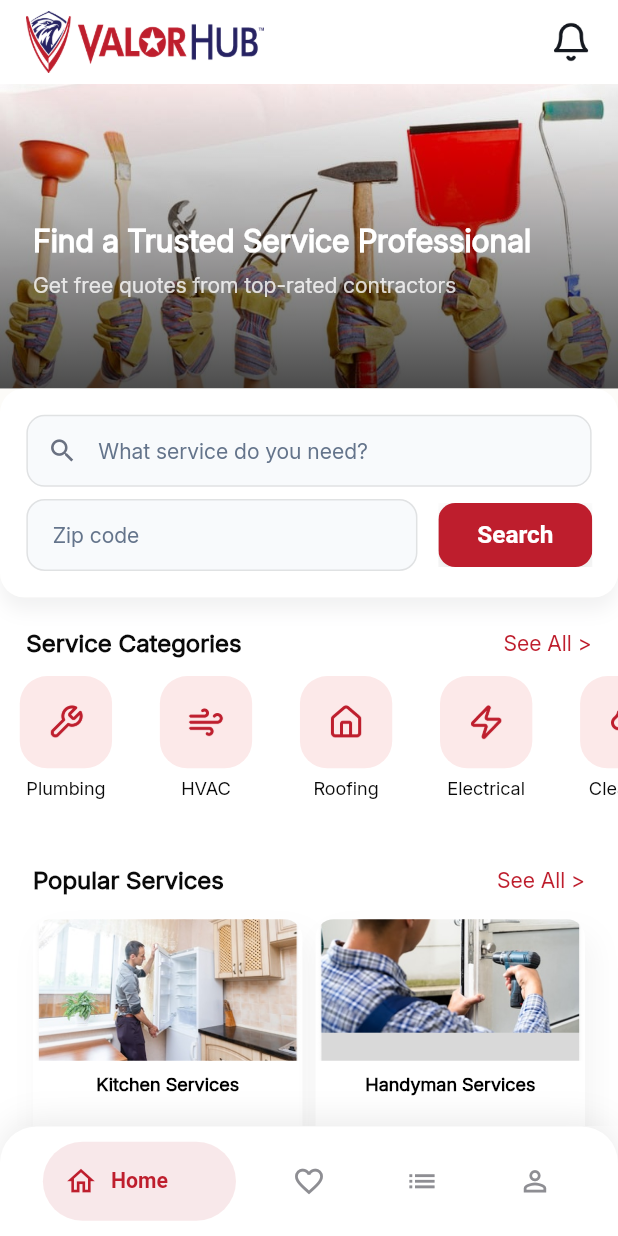
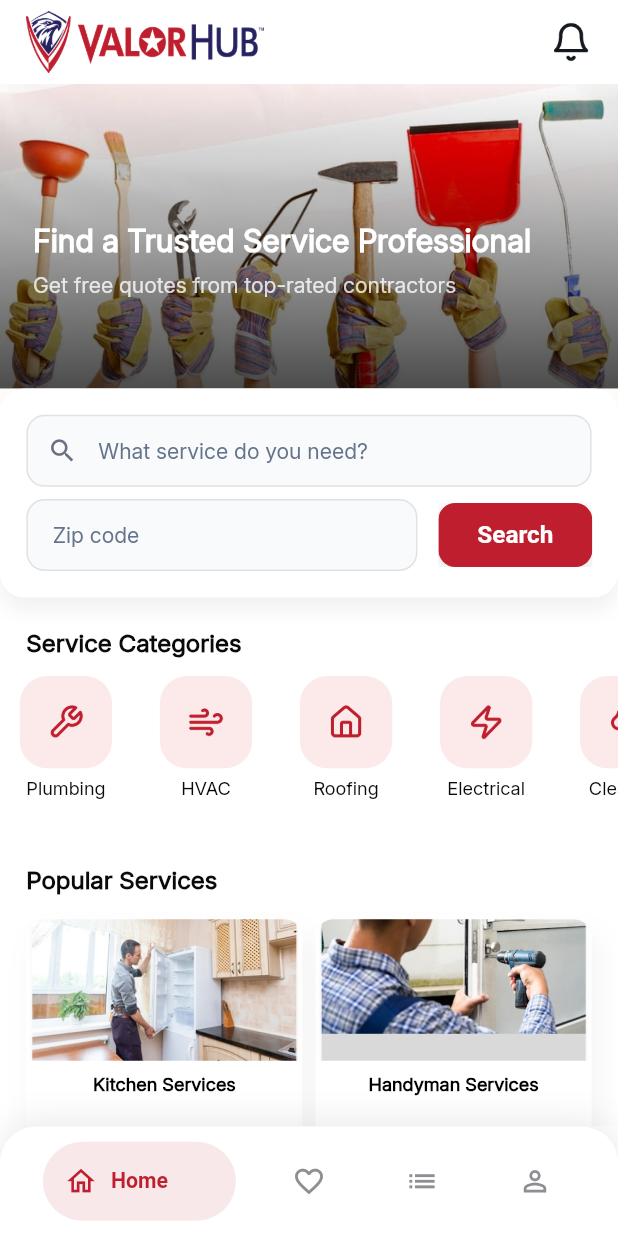
Before and after one commit to KaziAsif406/ValorHub_Home_Service_App, a Flutter app: the screen it shows after launch, after a tap on "Gets Started", after a tap on "Skip", after a tap on "Sign In", on a phone screen of 412 x 824 dp. Run offline on Flutter 3.47's test engine with Material 3 defaults, Android fonts, the phone set to English and light mode, and no system bars; drawn by our look-alikes of auto_animated; our stand-ins replace cached_network_image, dio, dotted_border, flutter_screenutil, get, get_it and 4 more; missing offline and left inert: dotlottie_loader.

Commit message:
Home Screen UI Modified

```diff
--- a/lib/features/home/presentation/home.dart
+++ b/lib/features/home/presentation/home.dart
@@ -68,7 +68,7 @@ class _HomeScreenState extends State<HomeScreen> {
                 const ServiceCategoriesSection(),
                 UIHelper.verticalSpace(24.h),
                 const PopularServicesSection(),
-                UIHelper.verticalSpace(10.h),
+                UIHelper.verticalSpace(24.h),
                 const WhyChooseUsSection(),
                 UIHelper.verticalSpace(24.h),
                 const ReviewsSection(),
--- a/lib/features/home/presentation/widgets/popular_services.dart
+++ b/lib/features/home/presentation/widgets/popular_services.dart
@@ -29,22 +29,13 @@ class PopularServicesSection extends StatelessWidget {
   @override
   Widget build(BuildContext context) {
     return Padding(
-      padding: EdgeInsets.symmetric(horizontal: 20.w),
+      padding: EdgeInsets.symmetric(horizontal: 16.w),
       child: Column(
         crossAxisAlignment: CrossAxisAlignment.start,
         children: [
-          Row(
-            children: [
-              Text(
-                'Popular Services',
-                style: TextFontStyle.textStyle16c0A0A0AInter700,
-              ),
-              const Spacer(),
-              Text(
-                'See All >',
-                style: TextFontStyle.textStyle14cBE1E2DInter500,
-              ),
-            ],
+          Text(
+            'Popular Services',
+            style: TextFontStyle.textStyle16c0A0A0AInter700,
           ),
           UIHelper.verticalSpace(16.h),
           GridView.builder(
--- a/lib/features/home/presentation/widgets/reviews.dart
+++ b/lib/features/home/presentation/widgets/reviews.dart
@@ -26,18 +26,9 @@ class ReviewsSection extends StatelessWidget {
       children: [
         Padding(
           padding: EdgeInsets.symmetric(horizontal: 16.w),
-          child: Row(
-            children: [
-              Text(
-                'What Homeowners Say',
-                style: TextFontStyle.textStyle16c0A0A0AInter700,
-              ),
-              const Spacer(),
-              Text(
-                'See All >',
-                style: TextFontStyle.textStyle14cBE1E2DInter500,
-              ),
-            ],
+          child: Text(
+            'What Homeowners Say',
+            style: TextFontStyle.textStyle16c0A0A0AInter700,
           ),
         ),
         UIHelper.verticalSpace(16.h),
--- a/lib/features/home/presentation/widgets/service_catagories.dart
+++ b/lib/features/home/presentation/widgets/service_catagories.dart
@@ -22,18 +22,9 @@ class ServiceCategoriesSection extends StatelessWidget {
       children: [
         Padding(
           padding: EdgeInsets.symmetric(horizontal: 16.w),
-          child: Row(
-            children: [
-              Text(
-                'Service Categories',
-                style: TextFontStyle.textStyle16c0A0A0AInter700,
-              ),
-              const Spacer(),
-              Text(
-                'See All >',
-                style: TextFontStyle.textStyle14cBE1E2DInter500,
-              ),
-            ],
+          child: Text(
+            'Service Categories',
+            style: TextFontStyle.textStyle16c0A0A0AInter700,
           ),
         ),
         UIHelper.verticalSpace(12.h),
--- a/lib/features/home/presentation/widgets/why_choose_us.dart
+++ b/lib/features/home/presentation/widgets/why_choose_us.dart
@@ -28,7 +28,7 @@ class WhyChooseUsSection extends StatelessWidget {
   @override
   Widget build(BuildContext context) {
     return Padding(
-      padding: EdgeInsets.symmetric(horizontal: 20.w),
+      padding: EdgeInsets.symmetric(horizontal: 16.w),
       child: Column(
         crossAxisAlignment: CrossAxisAlignment.start,
         children: [
```
